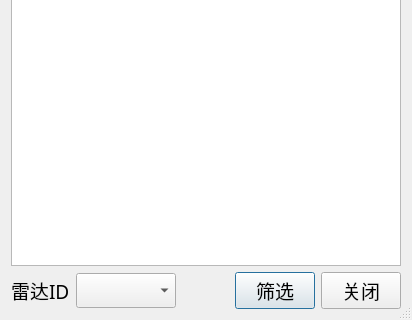
Above: Dialog_AirList.ui from hua809022895/DeviceManagement before the change; both pictures show x 0 to 412 and y 470 to 790 of the 412 by 790 pixel window. Below: the same form after it.
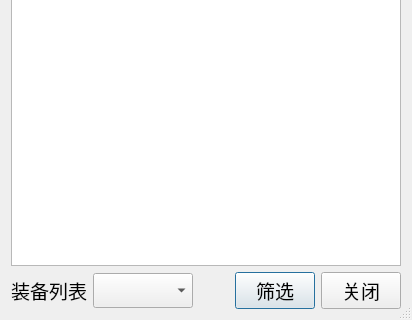
That is the form after the change.

```diff
--- a/Dialog_AirList.ui
+++ b/Dialog_AirList.ui
@@ -38,7 +38,7 @@
      <item>
       <widget class="QLabel" name="label">
        <property name="text">
-        <string>雷达ID</string>
+        <string>装备列表</string>
        </property>
       </widget>
      </item>
```
